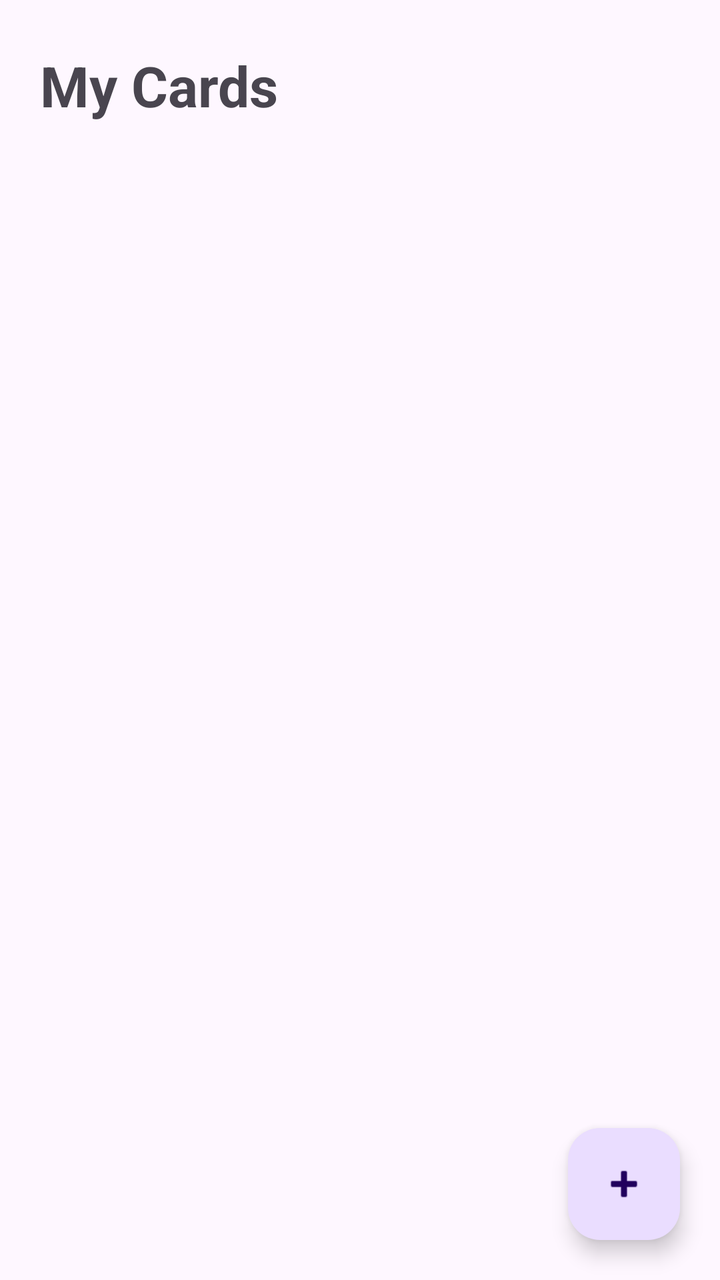
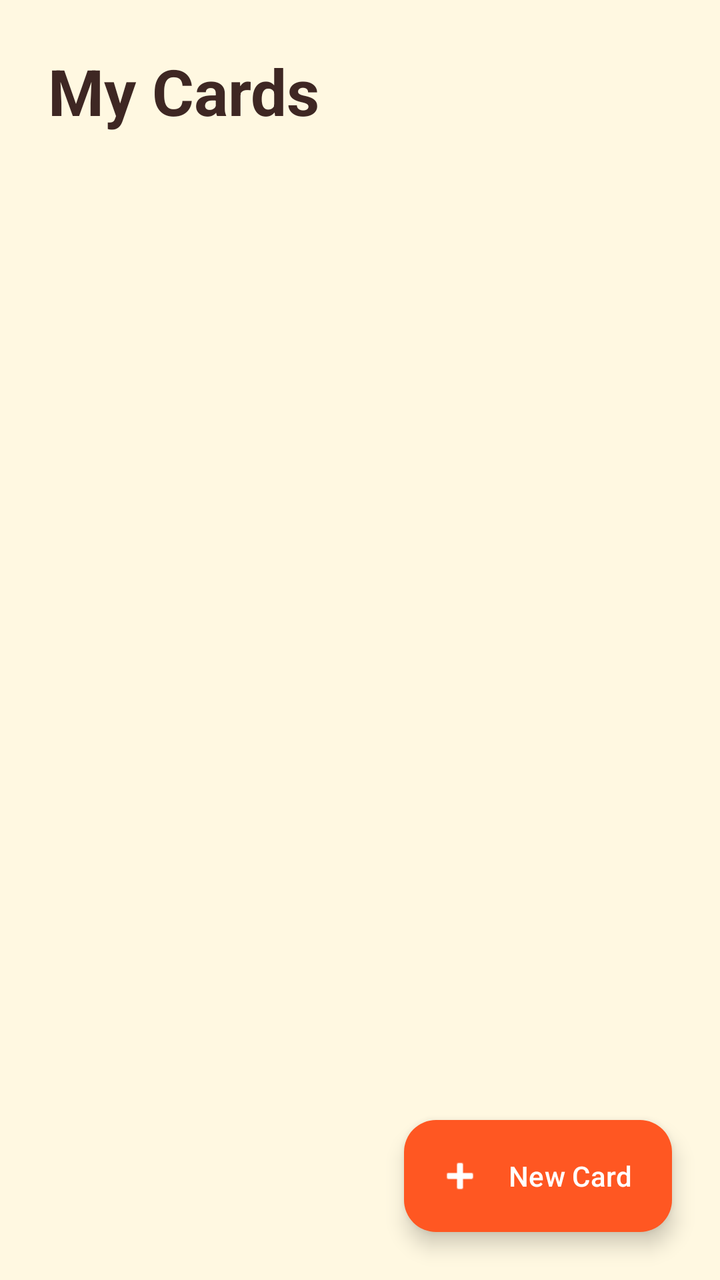

Two renders of the same Android screen: before a commit and after it. Below are the layout's source before the change and the commit's diff.
<!-- AndroidManifest.xml: application theme Theme.FlashNote -->
<!-- res/layout/activity_home.xml -->
<?xml version="1.0" encoding="utf-8"?>
<androidx.constraintlayout.widget.ConstraintLayout
    xmlns:android="http://schemas.android.com/apk/res/android"
    xmlns:app="http://schemas.android.com/apk/res-auto"

    android:layout_width="match_parent"
    android:layout_height="match_parent">

    <TextView
        android:id="@+id/homeTitle"
        android:layout_width="0dp"
        android:layout_height="wrap_content"

        android:layout_marginStart="20dp"
        android:layout_marginTop="24dp"
        android:layout_marginEnd="20dp"

        android:text="My Cards"
        android:textSize="28sp"
        android:textStyle="bold"

        app:layout_constraintTop_toTopOf="parent"
        app:layout_constraintStart_toStartOf="parent"
        app:layout_constraintEnd_toEndOf="parent" />

    
    <TextView
        android:id="@+id/emptyStateText"
        android:layout_width="wrap_content"
        android:layout_height="wrap_content"

        android:text="No cards yet.\nTap + to add one."
        android:textSize="18sp"
        android:gravity="center"

        android:visibility="gone"

        app:layout_constraintTop_toTopOf="parent"
        app:layout_constraintBottom_toBottomOf="parent"
        app:layout_constraintStart_toStartOf="parent"
        app:layout_constraintEnd_toEndOf="parent" />

    
    <androidx.recyclerview.widget.RecyclerView
        android:id="@+id/cardsRecyclerView"

        android:layout_width="0dp"
        android:layout_height="0dp"

        android:layout_marginTop="16dp"

        app:layout_constraintTop_toBottomOf="@id/homeTitle"
        app:layout_constraintBottom_toBottomOf="parent"
        app:layout_constraintStart_toStartOf="parent"
        app:layout_constraintEnd_toEndOf="parent" />

    
    <com.google.android.material.floatingactionbutton.FloatingActionButton
        android:id="@+id/addCardButton"

        android:layout_width="wrap_content"
        android:layout_height="wrap_content"

        android:layout_margin="20dp"

        android:contentDescription="Add Card"
        android:src="@android:drawable/ic_input_add"

        app:layout_constraintBottom_toBottomOf="parent"
        app:layout_constraintEnd_toEndOf="parent" />

</androidx.constraintlayout.widget.ConstraintLayout>
<!-- resources referenced by this layout -->
<resources>
  <style name="Theme.FlashNote" parent="Base.Theme.FlashNote" />
  <style name="Base.Theme.FlashNote" parent="Theme.Material3.DayNight.NoActionBar">
          
          
      </style>
</resources>

<!-- the commit's change to res/layout/activity_home.xml (unified diff, before → after) -->
@@ -2,70 +2,65 @@
 <androidx.constraintlayout.widget.ConstraintLayout
     xmlns:android="http://schemas.android.com/apk/res/android"
     xmlns:app="http://schemas.android.com/apk/res-auto"
+    android:layout_width="match_parent"
+    android:layout_height="match_parent"
+    android:background="@color/surface">
 
-    android:layout_width="match_parent"
-    android:layout_height="match_parent">
+    <LinearLayout
+        android:id="@+id/headerLayout"
+        android:layout_width="match_parent"
+        android:layout_height="wrap_content"
+        android:orientation="vertical"
+        android:padding="24dp"
+        app:layout_constraintTop_toTopOf="parent">
 
-    <TextView
-        android:id="@+id/homeTitle"
-        android:layout_width="0dp"
-        android:layout_height="wrap_content"
+        <TextView
+            android:id="@+id/homeTitle"
+            android:layout_width="wrap_content"
+            android:layout_height="wrap_content"
+            android:text="@string/my_cards"
+            android:textColor="@color/on_surface"
+            android:textSize="32sp"
+            android:textStyle="bold" />
 
-        android:layout_marginStart="20dp"
-        android:layout_marginTop="24dp"
-        android:layout_marginEnd="20dp"
-
-        android:text="My Cards"
-        android:textSize="28sp"
-        android:textStyle="bold"
-
-        app:layout_constraintTop_toTopOf="parent"
-        app:layout_constraintStart_toStartOf="parent"
-        app:layout_constraintEnd_toEndOf="parent" />
+    </LinearLayout>
 
     
     <TextView
         android:id="@+id/emptyStateText"
         android:layout_width="wrap_content"
         android:layout_height="wrap_content"
-
-        android:text="No cards yet.\nTap + to add one."
+        android:gravity="center"
+        android:text="@string/empty_cards_message"
+        android:textColor="@color/divider"
         android:textSize="18sp"
-        android:gravity="center"
-
         android:visibility="gone"
-
-        app:layout_constraintTop_toTopOf="parent"
         app:layout_constraintBottom_toBottomOf="parent"
+        app:layout_constraintEnd_toEndOf="parent"
         app:layout_constraintStart_toStartOf="parent"
-        app:layout_constraintEnd_toEndOf="parent" />
+        app:layout_constraintTop_toBottomOf="@id/headerLayout" />
 
     
     <androidx.recyclerview.widget.RecyclerView
         android:id="@+id/cardsRecyclerView"
-
-        android:layout_width="0dp"
+        android:layout_width="match_parent"
         android:layout_height="0dp"
-
-        android:layout_marginTop="16dp"
-
-        app:layout_constraintTop_toBottomOf="@id/homeTitle"
+        android:clipToPadding="false"
+        android:paddingBottom="88dp"
         app:layout_constraintBottom_toBottomOf="parent"
-        app:layout_constraintStart_toStartOf="parent"
-        app:layout_constraintEnd_toEndOf="parent" />
+        app:layout_constraintTop_toBottomOf="@id/headerLayout" />
 
     
-    <com.google.android.material.floatingactionbutton.FloatingActionButton
+    <com.google.android.material.floatingactionbutton.ExtendedFloatingActionButton
         android:id="@+id/addCardButton"
-
         android:layout_width="wrap_content"
         android:layout_height="wrap_content"
-
-        android:layout_margin="20dp"
-
-        android:contentDescription="Add Card"
-        android:src="@android:drawable/ic_input_add"
-
+        android:layout_margin="24dp"
+        android:text="@string/new_card"
+        android:textColor="@color/on_primary"
+        app:backgroundTint="@color/secondary"
+        app:icon="@android:drawable/ic_input_add"
+        app:iconTint="@color/on_primary"
         app:layout_constraintBottom_toBottomOf="parent"
         app:layout_constraintEnd_toEndOf="parent" />
 
<!-- resource entries referenced after the edit -->
@@ -1,9 +1,25 @@
 <!-- resources referenced by this layout -->
 <resources>
+  <color name="divider">#BDBDBD</color>
+  <color name="on_primary">#FFFFFF</color>
+  <color name="on_surface">#3E2723</color>
+  <color name="secondary">#FF5722</color>
+  <color name="surface">#FFF8E1</color>
+  <string name="empty_cards_message">No cards yet.\nTap + to add one.</string>
+  <string name="my_cards">My Cards</string>
+  <string name="new_card">New Card</string>
   <style name="Theme.FlashNote" parent="Base.Theme.FlashNote" />
   <style name="Base.Theme.FlashNote" parent="Theme.Material3.DayNight.NoActionBar">
-          
-          
+          <item name="colorPrimary">@color/primary</item>
+          <item name="colorOnPrimary">@color/on_primary</item>
+          <item name="colorSecondary">@color/secondary</item>
+          <item name="colorOnSecondary">@color/on_secondary</item>
+          <item name="android:windowBackground">@color/background</item>
+          <item name="colorSurface">@color/surface</item>
+          <item name="colorOnSurface">@color/on_surface</item>
       </style>
+  <color name="primary">#FF9800</color>
+  <color name="on_secondary">#FFFFFF</color>
+  <color name="background">#FFFFFF</color>
 </resources>
 
